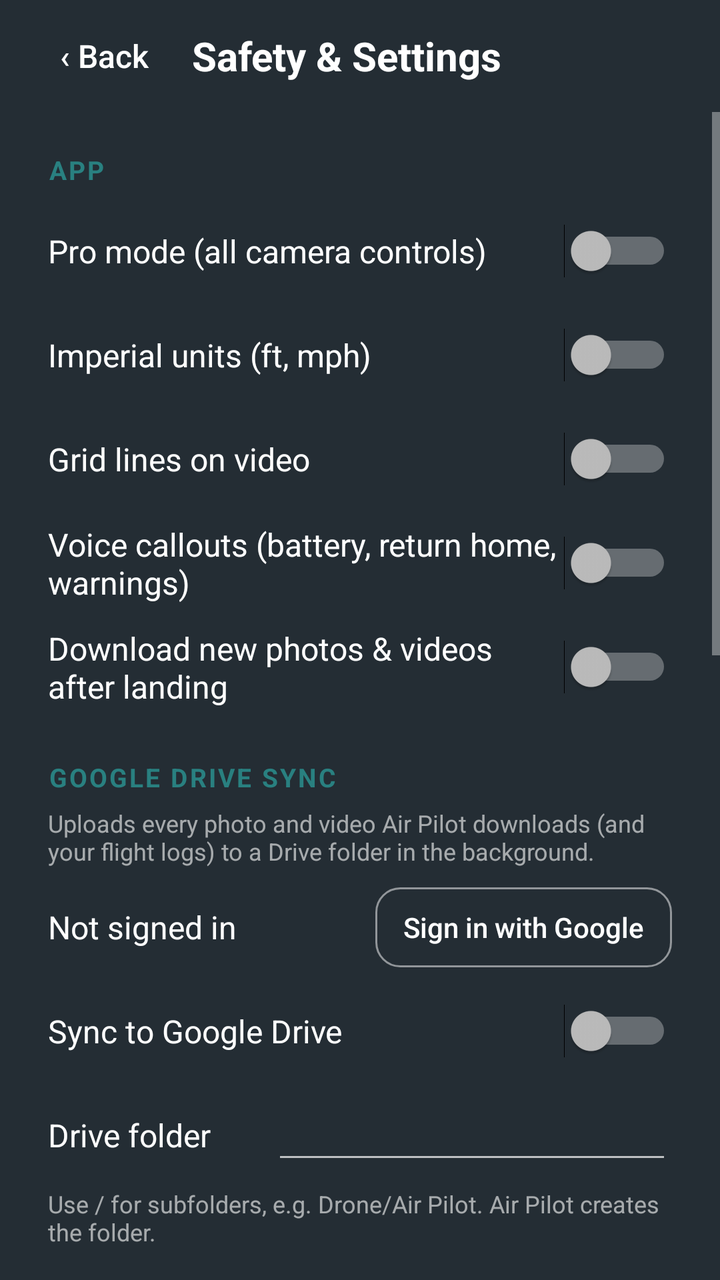
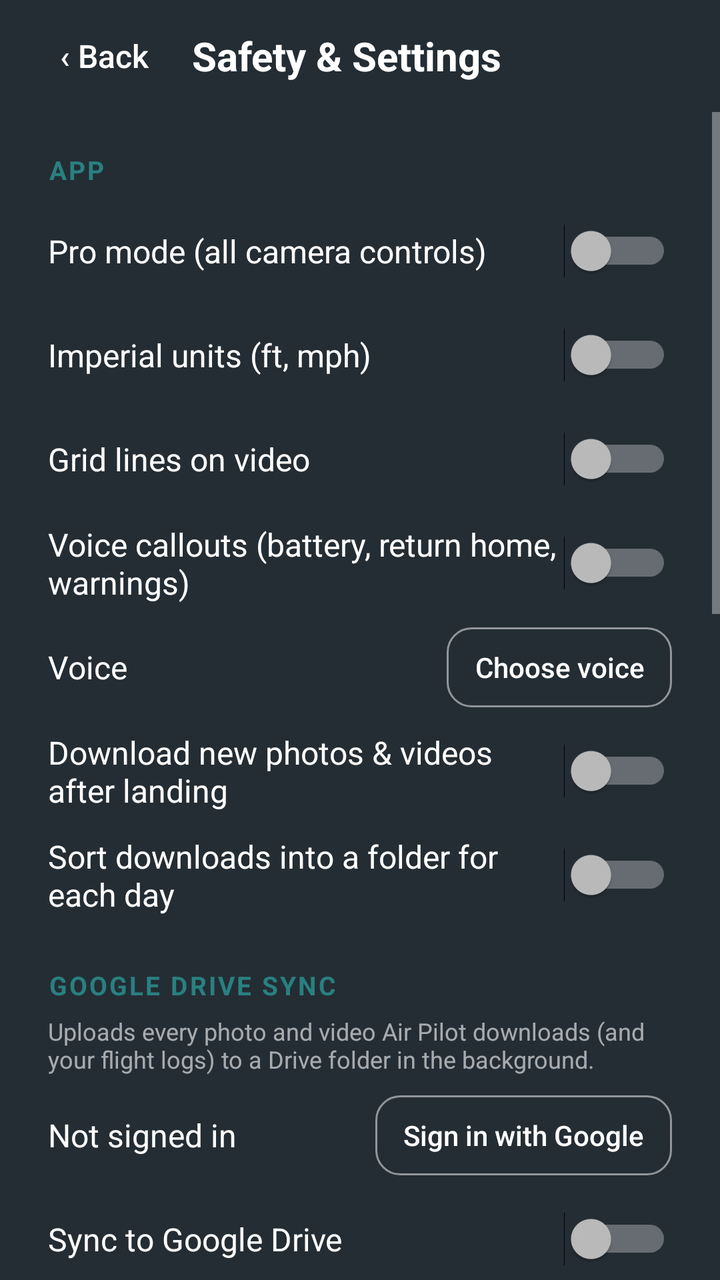

Screens rendered from an Android XML layout before and after an edit, with the pre-edit source and the edit as a unified diff.
<!-- AndroidManifest.xml: application theme AppTheme -->
<!-- res/layout/activity_settings.xml -->
<?xml version="1.0" encoding="utf-8"?>
<LinearLayout xmlns:android="http://schemas.android.com/apk/res/android"
    android:layout_width="match_parent"
    android:layout_height="match_parent"
    android:background="@color/background_blue"
    android:orientation="vertical">

    <LinearLayout
        android:layout_width="match_parent"
        android:layout_height="56dp"
        android:gravity="center_vertical"
        android:orientation="horizontal"
        android:paddingLeft="8dp"
        android:paddingRight="16dp">

        <Button
            android:id="@+id/btn_back"
            android:layout_width="wrap_content"
            android:layout_height="44dp"
            android:background="@android:color/transparent"
            android:text="‹ Back"
            android:textAllCaps="false"
            android:textColor="#FFFFFF"
            android:textSize="16sp" />

        <TextView
            android:layout_width="0dp"
            android:layout_height="wrap_content"
            android:layout_weight="1"
            android:text="Safety &amp; Settings"
            android:textColor="#FFFFFF"
            android:textSize="20sp"
            android:textStyle="bold" />

        <TextView
            android:id="@+id/drone_state"
            android:layout_width="wrap_content"
            android:layout_height="wrap_content"
            android:textColor="#B3FFFFFF"
            android:textSize="13sp" />
    </LinearLayout>

    <ScrollView
        android:layout_width="match_parent"
        android:layout_height="0dp"
        android:layout_weight="1">

        <LinearLayout
            android:layout_width="match_parent"
            android:layout_height="wrap_content"
            android:orientation="vertical"
            android:paddingLeft="24dp"
            android:paddingRight="24dp"
            android:paddingBottom="24dp">

            
            <TextView style="@style/SectionTitle" android:text="APP" />

            <LinearLayout style="@style/SettingRow">
                <TextView style="@style/SettingLabel" android:text="Pro mode (all camera controls)" />
                <Switch android:id="@+id/sw_advanced" android:layout_width="wrap_content" android:layout_height="wrap_content" />
            </LinearLayout>

            <LinearLayout style="@style/SettingRow">
                <TextView style="@style/SettingLabel" android:text="Imperial units (ft, mph)" />
                <Switch android:id="@+id/sw_imperial" android:layout_width="wrap_content" android:layout_height="wrap_content" />
            </LinearLayout>

            <LinearLayout style="@style/SettingRow">
                <TextView style="@style/SettingLabel" android:text="Grid lines on video" />
                <Switch android:id="@+id/sw_grid" android:layout_width="wrap_content" android:layout_height="wrap_content" />
            </LinearLayout>

            <LinearLayout style="@style/SettingRow">
                <TextView style="@style/SettingLabel" android:text="Voice callouts (battery, return home, warnings)" />
                <Switch android:id="@+id/sw_voice" android:layout_width="wrap_content" android:layout_height="wrap_content" />
            </LinearLayout>

            <LinearLayout style="@style/SettingRow">
                <TextView style="@style/SettingLabel" android:text="Download new photos &amp; videos after landing" />
                <Switch android:id="@+id/sw_auto_download" android:layout_width="wrap_content" android:layout_height="wrap_content" />
            </LinearLayout>

            
            <TextView style="@style/SectionTitle" android:text="GOOGLE DRIVE SYNC" />
            <TextView
                style="@style/SettingHint"
                android:text="Uploads every photo and video Air Pilot downloads (and your flight logs) to a Drive folder in the background." />

            <LinearLayout style="@style/SettingRow">
                <TextView android:id="@+id/drive_account" style="@style/SettingLabel" android:text="Not signed in" />
                <Button
                    android:id="@+id/btn_drive_signin"
                    style="@style/SecondaryButton"
                    android:layout_width="wrap_content"
                    android:layout_height="40dp"
                    android:paddingLeft="14dp"
                    android:paddingRight="14dp"
                    android:text="Sign in with Google"
                    android:textSize="14sp" />
            </LinearLayout>

            <LinearLayout style="@style/SettingRow">
                <TextView style="@style/SettingLabel" android:text="Sync to Google Drive" />
                <Switch android:id="@+id/sw_drive" android:layout_width="wrap_content" android:layout_height="wrap_content" />
            </LinearLayout>

            <LinearLayout style="@style/SettingRow">
                <TextView style="@style/SettingLabel" android:text="Drive folder" />
                <EditText
                    android:id="@+id/et_drive_folder"
                    android:layout_width="200dp"
                    android:layout_height="wrap_content"
                    android:gravity="end"
                    android:imeOptions="actionDone"
                    android:inputType="text"
                    android:singleLine="true"
                    android:textColor="#FFFFFF"
                    android:textSize="16sp" />
            </LinearLayout>
            <TextView style="@style/SettingHint" android:text="Use / for subfolders, e.g. Drone/Air Pilot. Air Pilot creates the folder." />

            <LinearLayout style="@style/SettingRow">
                <TextView style="@style/SettingLabel" android:text="Only upload on Wi-Fi" />
                <Switch android:id="@+id/sw_drive_wifi" android:layout_width="wrap_content" android:layout_height="wrap_content" />
            </LinearLayout>

            <LinearLayout style="@style/SettingRow">
                <TextView style="@style/SettingLabel" android:text="Also upload flight logs (CSV)" />
                <Switch android:id="@+id/sw_drive_logs" android:layout_width="wrap_content" android:layout_height="wrap_content" />
            </LinearLayout>

            <TextView
                android:id="@+id/drive_status"
                style="@style/SettingHint"
                android:layout_marginTop="4dp" />

            
            <TextView style="@style/SectionTitle" android:text="DRONE SAFETY  (saved to the drone)" />
            <TextView
                android:id="@+id/drone_hint"
                style="@style/SettingHint"
                android:text="Connect the drone to read and change these." />

            <LinearLayout style="@style/SettingRow">
                <TextView style="@style/SettingLabel" android:text="Beginner mode" />
                <Switch android:id="@+id/sw_beginner" android:layout_width="wrap_content" android:layout_height="wrap_content" />
            </LinearLayout>
            <TextView style="@style/SettingHint" android:text="Keeps the drone close and low (about 30 m / 100 ft) and slow. Needs GPS." />

            <LinearLayout style="@style/SettingRow">
                <TextView android:id="@+id/lbl_max_alt" style="@style/SettingLabel" android:text="Max altitude" />
                <EditText android:id="@+id/et_max_alt" style="@style/SettingNumber" />
            </LinearLayout>

            <LinearLayout style="@style/SettingRow">
                <TextView style="@style/SettingLabel" android:text="Limit distance from home" />
                <Switch android:id="@+id/sw_dist_limit" android:layout_width="wrap_content" android:layout_height="wrap_content" />
            </LinearLayout>

            <LinearLayout style="@style/SettingRow">
                <TextView android:id="@+id/lbl_max_dist" style="@style/SettingLabel" android:text="Max distance" />
                <EditText android:id="@+id/et_max_dist" style="@style/SettingNumber" />
            </LinearLayout>

            <LinearLayout style="@style/SettingRow">
                <TextView android:id="@+id/lbl_rth_alt" style="@style/SettingLabel" android:text="Return-to-home altitude" />
                <EditText android:id="@+id/et_rth_alt" style="@style/SettingNumber" />
            </LinearLayout>
            <TextView style="@style/SettingHint" android:text="Set it higher than nearby trees and buildings." />

            <LinearLayout style="@style/SettingRow">
                <TextView style="@style/SettingLabel" android:text="Low battery warning (%)" />
                <EditText android:id="@+id/et_low_batt" style="@style/SettingNumber" />
            </LinearLayout>

            <Button
                android:id="@+id/btn_save_drone"
                style="@style/BigButton"
                android:layout_marginTop="16dp"
                android:text="Save to drone" />

            <TextView
                android:id="@+id/save_result"
                style="@style/SettingHint"
                android:layout_marginTop="8dp" />
        </LinearLayout>
    </ScrollView>
</LinearLayout>
<!-- resources referenced by this layout -->
<resources>
  <color name="background_blue">#242d34</color>
  <style name="BigButton">
          <item name="android:layout_width">match_parent</item>
          <item name="android:layout_height">56dp</item>
          <item name="android:background">@drawable/button_bg</item>
          <item name="android:textColor">#FFFFFF</item>
          <item name="android:textSize">18sp</item>
          <item name="android:textStyle">bold</item>
          <item name="android:textAllCaps">false</item>
      </style>
  <style name="SecondaryButton" parent="BigButton">
          <item name="android:layout_height">48dp</item>
          <item name="android:background">@drawable/button_secondary_bg</item>
          <item name="android:textSize">16sp</item>
          <item name="android:textStyle">normal</item>
      </style>
  <style name="SectionTitle">
          <item name="android:layout_width">match_parent</item>
          <item name="android:layout_height">wrap_content</item>
          <item name="android:layout_marginTop">20dp</item>
          <item name="android:layout_marginBottom">6dp</item>
          <item name="android:textColor">@color/medium_blue</item>
          <item name="android:textSize">13sp</item>
          <item name="android:textStyle">bold</item>
          <item name="android:letterSpacing">0.08</item>
      </style>
  <style name="SettingHint">
          <item name="android:layout_width">match_parent</item>
          <item name="android:layout_height">wrap_content</item>
          <item name="android:textColor">#99FFFFFF</item>
          <item name="android:textSize">12sp</item>
          <item name="android:layout_marginBottom">4dp</item>
      </style>
  <style name="SettingLabel">
          <item name="android:layout_width">0dp</item>
          <item name="android:layout_height">wrap_content</item>
          <item name="android:layout_weight">1</item>
          <item name="android:textColor">#FFFFFF</item>
          <item name="android:textSize">16sp</item>
      </style>
  <style name="SettingNumber">
          <item name="android:layout_width">96dp</item>
          <item name="android:layout_height">wrap_content</item>
          <item name="android:gravity">end</item>
          <item name="android:inputType">number</item>
          <item name="android:textColor">#FFFFFF</item>
          <item name="android:textSize">16sp</item>
          <item name="android:maxLength">5</item>
          <item name="android:selectAllOnFocus">true</item>
      </style>
  <style name="SettingRow">
          <item name="android:layout_width">match_parent</item>
          <item name="android:layout_height">wrap_content</item>
          <item name="android:minHeight">52dp</item>
          <item name="android:gravity">center_vertical</item>
          <item name="android:orientation">horizontal</item>
      </style>
  <style name="AppTheme" parent="@style/Theme.AppCompat.NoActionBar">
          <item name="android:windowBackground">@color/background_blue</item>
          <item name="android:textColor">@color/light_gray</item>
          <item name="android:windowFullscreen">true</item>
          <item name="colorAccent">@color/medium_blue</item>
          <item name="colorControlActivated">@color/medium_blue</item>
      </style>
  <!-- drawable button_bg (drawable) -->
  <?xml version="1.0" encoding="utf-8"?>
  <selector xmlns:android="http://schemas.android.com/apk/res/android">
      <item android:state_pressed="true">
          <shape android:shape="rectangle"><solid android:color="#1F6060" /><corners android:radius="12dp" /></shape>
      </item>
      <item>
          <shape android:shape="rectangle"><solid android:color="@color/medium_blue" /><corners android:radius="12dp" /></shape>
      </item>
  </selector>
  <color name="medium_blue">#298080</color>
  <color name="light_gray">#B3FFFFFF</color>
  <!-- unchanged entries left out for length: 1 -->
</resources>

<!-- the commit's change to res/layout/activity_settings.xml (unified diff, before → after) -->
@@ -77,8 +77,26 @@
             </LinearLayout>
 
             <LinearLayout style="@style/SettingRow">
+                <TextView android:id="@+id/voice_label" style="@style/SettingLabel" android:text="Voice" />
+                <Button
+                    android:id="@+id/btn_voice"
+                    style="@style/SecondaryButton"
+                    android:layout_width="wrap_content"
+                    android:layout_height="40dp"
+                    android:paddingLeft="14dp"
+                    android:paddingRight="14dp"
+                    android:text="Choose voice"
+                    android:textSize="14sp" />
+            </LinearLayout>
+
+            <LinearLayout style="@style/SettingRow">
                 <TextView style="@style/SettingLabel" android:text="Download new photos &amp; videos after landing" />
                 <Switch android:id="@+id/sw_auto_download" android:layout_width="wrap_content" android:layout_height="wrap_content" />
+            </LinearLayout>
+
+            <LinearLayout style="@style/SettingRow">
+                <TextView style="@style/SettingLabel" android:text="Sort downloads into a folder for each day" />
+                <Switch android:id="@+id/sw_by_date" android:layout_width="wrap_content" android:layout_height="wrap_content" />
             </LinearLayout>
 
             
